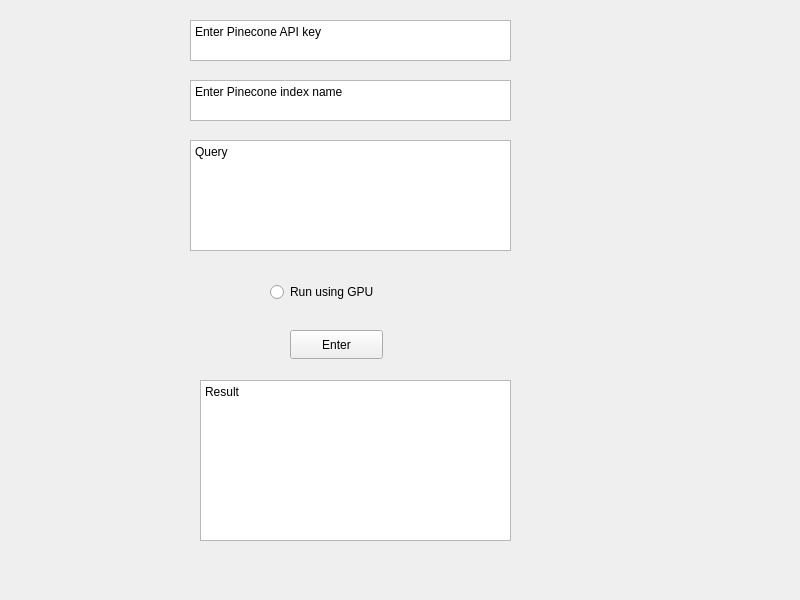
Above: form.ui from rghvsh/RAG before the change. Below: the same form after it.
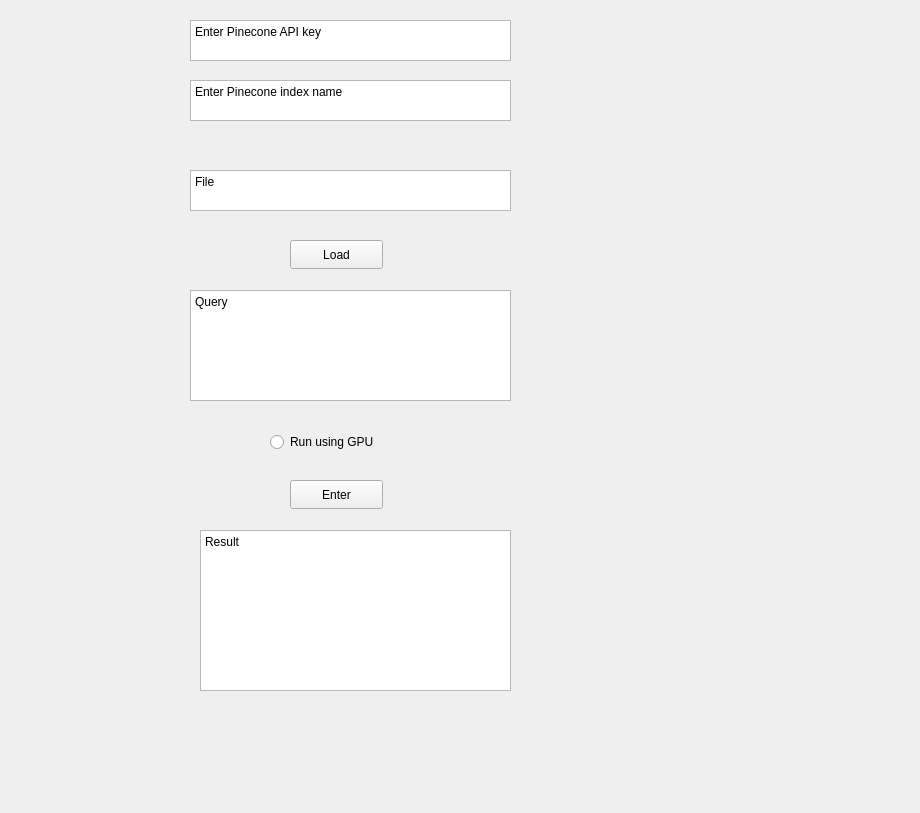
That is the form after the change.

```diff
--- a/form.ui
+++ b/form.ui
@@ -6,8 +6,8 @@
    <rect>
     <x>0</x>
     <y>0</y>
-    <width>800</width>
-    <height>600</height>
+    <width>920</width>
+    <height>813</height>
    </rect>
   </property>
   <property name="windowTitle">
@@ -17,7 +17,7 @@
    <property name="geometry">
     <rect>
      <x>190</x>
-     <y>140</y>
+     <y>290</y>
      <width>321</width>
      <height>111</height>
     </rect>
@@ -33,7 +33,7 @@
    <property name="geometry">
     <rect>
      <x>290</x>
-     <y>330</y>
+     <y>480</y>
      <width>93</width>
      <height>29</height>
     </rect>
@@ -75,7 +75,7 @@
    <property name="geometry">
     <rect>
      <x>200</x>
-     <y>380</y>
+     <y>530</y>
      <width>311</width>
      <height>161</height>
     </rect>
@@ -88,7 +88,7 @@
    <property name="geometry">
     <rect>
      <x>270</x>
-     <y>280</y>
+     <y>430</y>
      <width>161</width>
      <height>24</height>
     </rect>
@@ -97,6 +97,32 @@
     <string>Run using GPU</string>
    </property>
   </widget>
+  <widget class="QPlainTextEdit" name="plainTextEdit_5">
+   <property name="geometry">
+    <rect>
+     <x>190</x>
+     <y>170</y>
+     <width>321</width>
+     <height>41</height>
+    </rect>
+   </property>
+   <property name="plainText">
+    <string>File</string>
+   </property>
+  </widget>
+  <widget class="QPushButton" name="pushButton_2">
+   <property name="geometry">
+    <rect>
+     <x>290</x>
+     <y>240</y>
+     <width>93</width>
+     <height>29</height>
+    </rect>
+   </property>
+   <property name="text">
+    <string>Load</string>
+   </property>
+  </widget>
  </widget>
  <resources/>
  <connections/>
```
